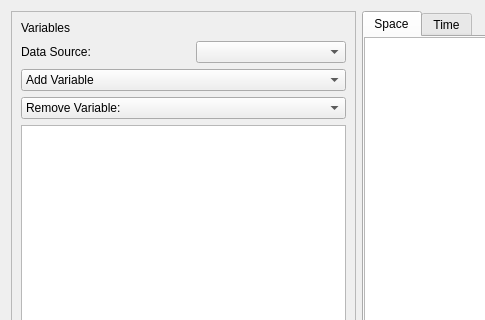
The window that apps/vaporgui/plotWindow.ui (StasJ/vapor-formatted) describes before a commit, drawn with Qt 5; both pictures show x 0 to 485 and y 0 to 320 of the 717 by 651 pixel window.
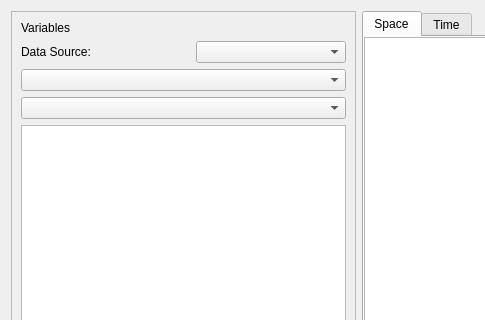
The same window after the commit.

The edit to the form file:
```diff
--- a/apps/vaporgui/plotWindow.ui
+++ b/apps/vaporgui/plotWindow.ui
@@ -76,22 +76,10 @@
          </layout>
         </item>
         <item>
-         <widget class="QComboBox" name="addVarCombo">
-          <item>
-           <property name="text">
-            <string>Add Variable</string>
-           </property>
-          </item>
-         </widget>
+         <widget class="QComboBox" name="NewVarCombo"/>
         </item>
         <item>
-         <widget class="QComboBox" name="removeVarCombo">
-          <item>
-           <property name="text">
-            <string>Remove Variable:</string>
-           </property>
-          </item>
-         </widget>
+         <widget class="QComboBox" name="RemoveVarCombo"/>
         </item>
         <item>
          <widget class="QTableWidget" name="variablesTable"/>
```
Left out of the diff: 2 changed lines with no effect on the pictures.
